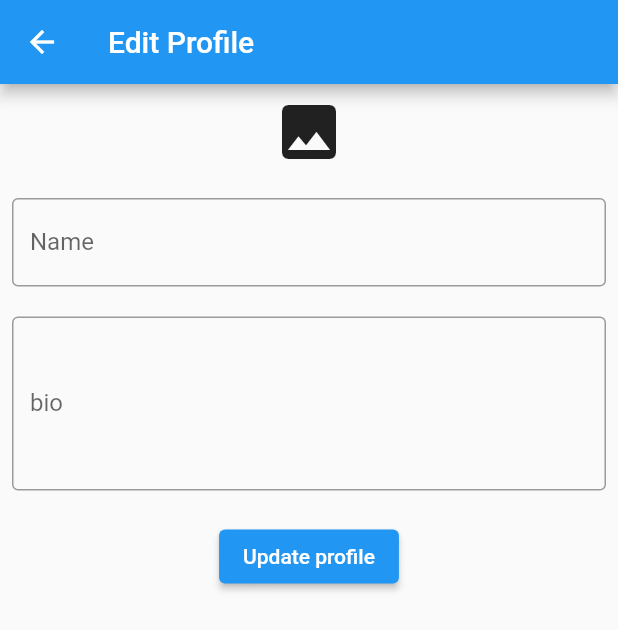
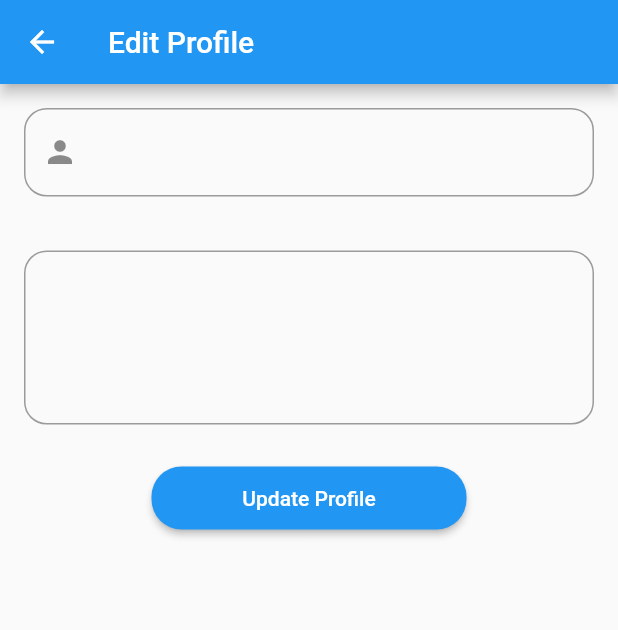
Before and after one commit to BrwaCs/elibrary, a Flutter app: the Profile screen opened directly, after a tap on "Edit", on a phone screen of 412 x 824 dp. Shown: the top 630 px of the screen. Run offline on Flutter 3.47's test engine with Material 2 defaults, Android fonts, the light colour scheme and no system bars; our stand-ins replace auto_size_text, cloud_firestore, firebase_auth, firebase_core, firebase_storage, fluttertoast and 3 more; missing offline and left inert: firestore_search, flutter_file_downloader, syncfusion_flutter_pdfviewer; accounts and stored records are empty; network calls fail.

Commit message:
add update profile name and bio

```diff
--- a/lib/Screens/pages/profile.dart
+++ b/lib/Screens/pages/profile.dart
@@ -188,6 +188,7 @@ builder: (context,snapshot) {
                     child: IconButton(
                       onPressed: ()async{
                        uploadImage();
+
                       },
                        icon: Icon(Icons.add_circle,color: Colors.red,),
                        iconSize: 24,
@@ -278,7 +279,9 @@ builder: (context,snapshot) {
               ),
             ),
             SizedBox(height: 8,),
-            Row(
+            Padding(
+              padding: const EdgeInsets.only(left:7.0,right: 15),
+              child: Row(
                 mainAxisAlignment:MainAxisAlignment.start,
                 children: <Widget>[
                   Container( width: 14.0, ),
@@ -292,6 +295,7 @@ builder: (context,snapshot) {
                      ),
                    )
                    ],
+                   ),
             ),
                  SizedBox(height: 20,),
             Row(
@@ -367,6 +371,7 @@ uploadImage() async {
         .collection("user")
         .doc(FirebaseAuth.instance.currentUser!.uid)
         .update(map);
+         Get.snackbar("Profile Image", "Your profile image is update");
       }else{
         print("No Image Path Recived");
       }
--- a/lib/Screens/pages/update_profile.dart
+++ b/lib/Screens/pages/update_profile.dart
@@ -1,9 +1,13 @@
 import 'dart:io';
 
 import 'package:cloud_firestore/cloud_firestore.dart';
+import 'package:elibrary/Screens/pages/profile.dart';
+import 'package:elibrary/Screens/widgets/Loding_indicater.dart';
+import 'package:elibrary/dataModels/User_model.dart';
 import 'package:firebase_auth/firebase_auth.dart';
 import 'package:firebase_storage/firebase_storage.dart';
 import 'package:flutter/material.dart';
+import 'package:get/get.dart';
 import 'package:image_picker/image_picker.dart';
 import 'package:path/path.dart';
 
@@ -13,100 +17,205 @@ class EditProfile extends StatefulWidget {
 }
 
 class _EditProfileState extends State<EditProfile> {
+  bool _displayNameValid = true;
+  bool _bioValid = true;
+
   File? file;
 
   TextEditingController nameController = TextEditingController();
   TextEditingController bioController = TextEditingController();
-
+  User? user = FirebaseAuth.instance.currentUser;
+  UserModel logedInUser = UserModel();
   @override
   Widget build(BuildContext context) {
     return Scaffold(
       appBar: AppBar(
         title: Text("Edit Profile"),
       ),
-      body: SingleChildScrollView(
+      body: FutureBuilder<DocumentSnapshot<Map<String, dynamic>>>(
+          future: FirebaseFirestore.instance
+              .collection("user")
+              .doc(user!.uid)
+              .get(),
+          builder: (context, snapshot) {
+            if (snapshot.connectionState == ConnectionState.waiting) {
+              return LoadingIndicator();
+            } else if (snapshot.hasError) {
+              return Text("Error...");
+            } else if (snapshot.data == null) {
+              return Text("Data is null");
+            }
+
+            UserModel theUserModel =
+                UserModel.fromSnapShot(snapshot.data as DocumentSnapshot);
+
+            return GestureDetector(
+              onTap: () => FocusScope.of(context).unfocus(),
+              child: SingleChildScrollView(
                 child: Padding(
                   padding: const EdgeInsets.all(8.0),
                   child: Column(
                     crossAxisAlignment: CrossAxisAlignment.center,
                     children: [
-              file == null
-                  ? InkWell(
-                      onTap: () {
-                        chooseImage();
+                      Padding(
+                        padding: const EdgeInsets.all(8.0),
+                        child: TextFormField(
+                          autofocus: false,
+                          textInputAction: TextInputAction.next,
+                          validator: (value) {
+                            RegExp regex = new RegExp(r'^.{5,}$');
+                            if (value!.isEmpty) {
+                              return ("Name cannot be Empty");
+                            }
+                            if (!regex.hasMatch(value)) {
+                              return ("Enter Valid name(Min. 5 Character)");
+                            }
+                            return null;
                           },
-                      child: Icon(
-                        Icons.image,
-                        size: 48,
-                      ),
-                    )
-                  : Image.file(file!),
-              SizedBox(
-                height: 20,
-              ),
-              TextField(
                           controller: nameController,
                           decoration: InputDecoration(
-                    labelText: "Name",
-                    hintText: "Enter name",
-                    border: OutlineInputBorder()),
+                              floatingLabelBehavior:
+                                  FloatingLabelBehavior.never,
+                              border: OutlineInputBorder(
+                                borderRadius: BorderRadius.circular(15),
+                              ),
+                              prefixIcon: Icon(Icons.person),
+                              hintText: "Enter Name",
+                                //  errorText: _displayNameValid ? null : "Display Name too short",
+                              labelText: "${theUserModel.fullName}",
+                              labelStyle: TextStyle(
+                                fontSize: 20,
+                                fontWeight: FontWeight.normal,
+                              )),
+                        ),
                       ),
                       SizedBox(
                         height: 20,
                       ),
-               TextField(
+                      Padding(
+                        padding: const EdgeInsets.all(8.0),
+                        child: TextField(
+
                           maxLines: 4,
                           controller: bioController,
                           decoration: InputDecoration(
-                    labelText: "bio",
+                            floatingLabelBehavior: FloatingLabelBehavior.never,
+                            labelText: "${theUserModel.bio}",
                             hintText: "Enter bio",
-                    border: OutlineInputBorder()),
+                            // errorText: _bioValid ? null : "Bio too long",
+                            hintStyle: TextStyle(
+                                fontSize: 16, height: 1.25, wordSpacing: 1.1),
+                            border: OutlineInputBorder(
+                              borderRadius: BorderRadius.circular(15),
+                            ),
+                          ),
+                        ),
                       ),
                       SizedBox(
                         height: 20,
                       ),
-              ElevatedButton(
+                      SizedBox(
+                        height: 42,
+                        width: 210,
+                        child: ElevatedButton(
+                          style: ElevatedButton.styleFrom(
+                            shape: RoundedRectangleBorder(
+                              borderRadius: BorderRadius.circular(20.0),
+                            ),
+                            primary: Theme.of(context)
+                                .primaryColor, // background (button) color
+                            onPrimary: Colors.white, // foreground (text) color
+                          ),
                           onPressed: () {
+                          //   if (nameController.text == null) {
+                          //   notupdateProfile(context);
+                          //   } else if (bioController.text == null) {
+                          //  notupdateProfile(context);
+                          //   } else {
                               updateProfile(context);
+                            // }
                           },
-                  child: Text("Update profile"))
+                          child: const Text('Update Profile'),
+                        ),
+                      )
                     ],
                   ),
                 ),
               ),
             );
+          }),
+    );
   }
 
-  chooseImage() async {
-    XFile? xfile = await ImagePicker().pickImage(source: ImageSource.gallery);
-    print("file " + xfile!.path);
-    file = File(xfile.path);
-    setState(() {});
+  notupdateProfile(BuildContext context) async {
+    Get.snackbar("Not Update", "not update information");
+    Get.to(() => Profile());
   }
 
   updateProfile(BuildContext context) async {
+
+   setState(() {
+      nameController.text.length <= 5
+          ? _displayNameValid = false
+          : _displayNameValid = true;
+      bioController.text.length > 150 || bioController.text.isEmpty
+          ? _bioValid = false
+          : _bioValid = true;
+
+
+    });
+
+        if (_displayNameValid ==true&& _bioValid==true) {
         Map<String, dynamic> map = Map();
-    if (file != null) {
-      String url = await uploadImage();
-      map['imageUrl'] = url;
-    }
+
     map['firstName'] = nameController.text;
     map['bio'] = bioController.text;
     await FirebaseFirestore.instance
         .collection("user")
         .doc(FirebaseAuth.instance.currentUser!.uid)
         .update(map);
-    Navigator.pop(context);
+    Get.snackbar("Updating...", "Profile information updated");
+    Get.to(() => Profile());
+
+    setState(() {});
+
+  } else if (_bioValid==false&&_displayNameValid==true) {
+        Map<String, dynamic> map = Map();
+
+    map['firstName'] = nameController.text;
+    await FirebaseFirestore.instance
+        .collection("user")
+        .doc(FirebaseAuth.instance.currentUser!.uid)
+        .update(map);
+    Get.snackbar("Profile Name", "Profile information updated");
+    Get.to(() => Profile());
+
+    setState(() {});
+
+  }
+  else if (_bioValid==true&&_displayNameValid==false) {
+        Map<String, dynamic> map = Map();
+
+    map['bio'] = bioController.text;
+    await FirebaseFirestore.instance
+        .collection("user")
+        .doc(FirebaseAuth.instance.currentUser!.uid)
+        .update(map);
+    Get.snackbar("Profile Bio", "Profile information updated");
+    Get.to(() => Profile());
+
+    setState(() {});
+
   }
 
-  Future<String> uploadImage() async {
-    TaskSnapshot taskSnapshot = await FirebaseStorage.instance
-        .ref()
-        .child("profile")
-        .child(
-            FirebaseAuth.instance.currentUser!.uid + "_" + basename(file!.path))
-        .putFile(file!);
+  else{
+     Get.snackbar("Not Update", "not update information");
+    Get.to(() => Profile());
+  }
 
-    return taskSnapshot.ref.getDownloadURL();
+
+
+
+
   }
 }
```
Lines whose indentation alone changed are shown as unchanged.
